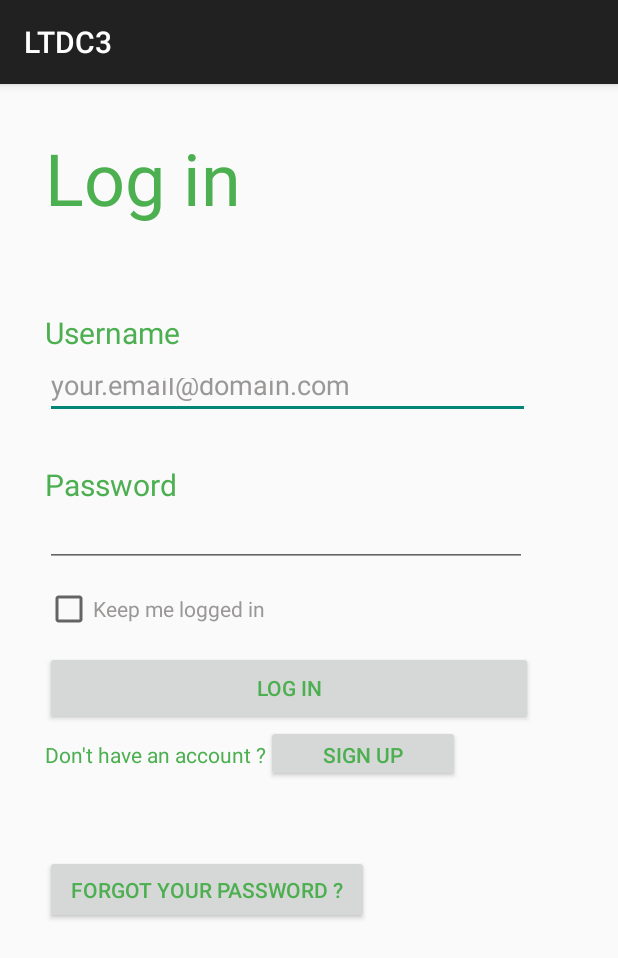
After one commit to KarlEmm/LTDC3, an Android app: the Login screen opened directly, with no data from a screen before it, on a phone screen of 412 x 824 dp. The commit adds this screen. Shown: the top 958 px of the screen. Run offline under Robolectric (Android 15) with nearby library versions, the phone set to English and light mode, and no system bars.

Commit message:
new branch sprite avec sprite et login page

```diff
--- /dev/null
+++ b/app/src/main/java/com/example/ltdc3/FirstFragment.java
@@ -0,0 +1,6 @@
+package com.example.ltdc3;
+
+import android.app.Activity;
+
+public class FirstFragment extends Activity {
+}
--- /dev/null
+++ b/app/src/main/java/com/example/ltdc3/Login.java
@@ -0,0 +1,14 @@
+package com.example.ltdc3;
+
+import androidx.appcompat.app.AppCompatActivity;
+
+import android.os.Bundle;
+
+public class Login extends AppCompatActivity {
+
+    @Override
+    protected void onCreate(Bundle savedInstanceState) {
+        super.onCreate(savedInstanceState);
+        setContentView(R.layout.login);
+    }
+}
--- /dev/null
+++ b/app/src/main/res/layout/login.xml
@@ -0,0 +1,123 @@
+<?xml version="1.0" encoding="utf-8"?>
+<LinearLayout xmlns:android="http://schemas.android.com/apk/res/android"
+    xmlns:app="http://schemas.android.com/apk/res-auto"
+    xmlns:tools="http://schemas.android.com/tools"
+    android:id="@+id/sign_up_btn"
+    android:layout_width="match_parent"
+    android:layout_height="match_parent"
+    android:orientation="vertical"
+    app:layoutDescription="@xml/login_scene"
+    app:layout_behavior="@string/appbar_scrolling_view_behavior"
+    android:layout_marginStart="30dp">
+
+    <TextView
+        android:id="@+id/log_in"
+        android:layout_width="185dp"
+        android:layout_height="92dp"
+        android:text="Log in"
+        android:textColor="#4CAF50"
+        android:textSize="48sp"
+        android:layout_marginTop="30dp"
+        />
+
+    <TextView
+        android:id="@+id/textView2"
+        android:layout_width="123dp"
+        android:layout_height="34dp"
+        android:text="Username"
+        android:textColor="#4CAF50"
+        android:textSize="20sp"
+        android:layout_marginTop="30dp"
+
+        />
+
+    <EditText
+        android:id="@+id/editTextTextEmailAddress"
+        android:layout_width="323dp"
+        android:layout_height="37dp"
+        android:ems="10"
+        android:inputType="textEmailAddress"
+        android:text="your.email@domain.com"
+        android:textColor="#9A9797"
+
+        />
+
+    <TextView
+        android:id="@+id/textView3"
+        android:layout_width="wrap_content"
+        android:layout_height="wrap_content"
+        android:text="Password"
+        android:textColor="#4CAF50"
+        android:textSize="20sp"
+        android:layout_marginTop="30dp"
+
+        />
+
+    <EditText
+        android:id="@+id/editTextTextPassword"
+        android:layout_width="321dp"
+        android:layout_height="41dp"
+        android:ems="10"
+        android:inputType="textPassword"
+        android:textColor="#9A9797"
+
+        />
+
+    <CheckBox
+        android:id="@+id/checkBox"
+        android:layout_width="166dp"
+        android:layout_height="56dp"
+        android:fontFamily="sans-serif"
+        android:text="Keep me logged in "
+        android:textColor="#9A9797"
+        android:textSize="14sp"
+
+        />
+
+    <Button
+        android:id="@+id/button"
+        android:layout_width="325dp"
+        android:layout_height="49dp"
+        android:text="Log in"
+        android:textColor="#4CAF50"
+
+        />
+
+    <LinearLayout
+        android:layout_width="353dp"
+        android:layout_height="37dp"
+        android:orientation="horizontal">
+
+        <TextView
+            android:id="@+id/textView4"
+            android:layout_width="wrap_content"
+            android:layout_height="wrap_content"
+            android:text="Don't have an account ?"
+            android:textColor="#4CAF50" />
+
+        <Button
+            android:id="@+id/button2"
+            android:layout_width="129dp"
+            android:layout_height="38dp"
+            android:text="Sign up"
+            android:textColor="#4CAF50" />
+    </LinearLayout>
+
+    <TextView
+        android:id="@+id/textView5"
+        android:layout_width="wrap_content"
+        android:layout_height="wrap_content"
+        />
+
+    <Button
+        android:id="@+id/button3"
+        android:layout_width="216dp"
+        android:layout_height="46dp"
+        android:layout_marginTop="30dp"
+        android:text="Forgot your password ?"
+        android:textColor="#4CAF50"
+
+        />
+    private Button button4;
+
+</LinearLayout>
--- a/app/src/main/res/values/strings.xml
+++ b/app/src/main/res/values/strings.xml
@@ -8,6 +8,7 @@
     <string name="comments">See the %1$d %2$s</string>
     <!-- TODO: Remove or change this placeholder text -->
     <string name="hello_blank_fragment">Hello blank fragment</string>
+    <string name="road_to_chef">Road to Chef</string>
 
 
     <!-- FACEBOOK API -->
--- /dev/null
+++ b/app/src/main/res/xml/login_scene.xml
@@ -0,0 +1,19 @@
+<?xml version="1.0" encoding="utf-8"?>
+<MotionScene
+    xmlns:android="http://schemas.android.com/apk/res/android"
+    xmlns:motion="http://schemas.android.com/apk/res-auto">
+
+    <Transition
+        motion:constraintSetEnd="@+id/end"
+        motion:constraintSetStart="@id/start"
+        motion:duration="1000">
+       <KeyFrameSet>
+       </KeyFrameSet>
+    </Transition>
+
+    <ConstraintSet android:id="@+id/start">
+    </ConstraintSet>
+
+    <ConstraintSet android:id="@+id/end">
+    </ConstraintSet>
+</MotionScene>
```
Also changed, not shown: app/src/main/AndroidManifest.xml (+15 -4 lines), app/src/main/java/com/example/ltdc3/CreateAccount.java (added, +14 -0 lines), app/src/main/java/com/example/ltdc3/MainActivity.java (+32 -11 lines), app/src/main/res/layout/activity_create_account.xml (added, +91 -0 lines), app/src/main/res/layout/activity_main.xml (+24 -21 lines), app/src/main/res/layout/main_navigation.xml (added, +36 -0 lines).
